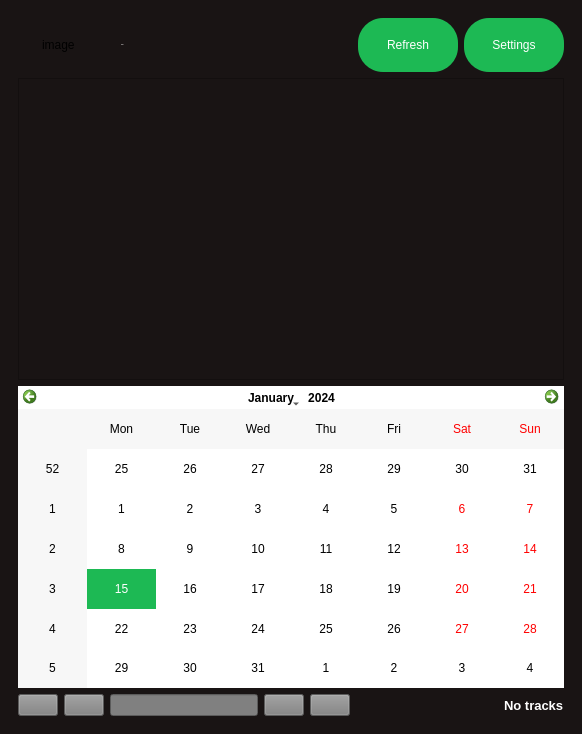
ahmed-debbech/mutak, file mutak/mainwindow.ui: the form before one commit.
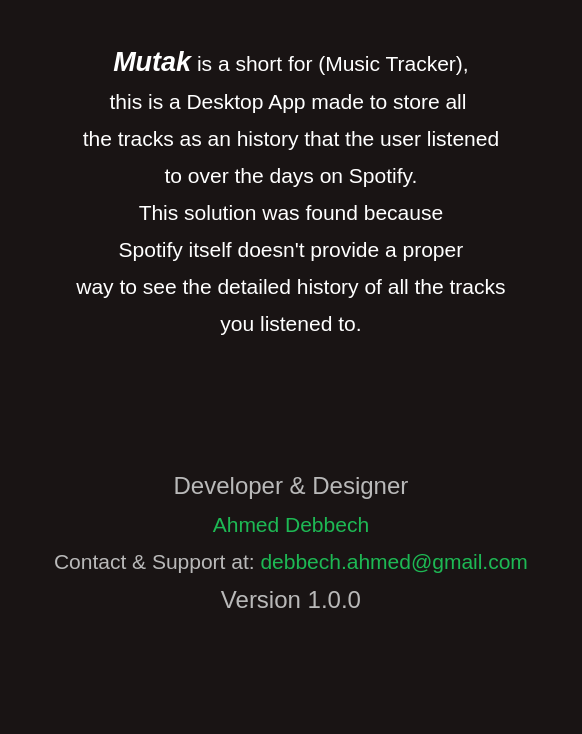
The form after the commit.

Commit message: Add about text and description

```diff
--- a/mutak/mainwindow.ui
+++ b/mutak/mainwindow.ui
@@ -30,7 +30,7 @@
     <item>
      <widget class="QStackedWidget" name="stackedWidget">
       <property name="currentIndex">
-       <number>1</number>
+       <number>3</number>
       </property>
       <widget class="QWidget" name="page">
        <layout class="QVBoxLayout" name="verticalLayout_4">
@@ -667,6 +667,27 @@
         </item>
        </layout>
       </widget>
+      <widget class="QWidget" name="page_4">
+       <layout class="QVBoxLayout" name="verticalLayout_7">
+        <item>
+         <widget class="QLabel" name="description">
+          <property name="text">
+           <string>&lt;html&gt;&lt;head/&gt;&lt;body&gt;&lt;p align=&quot;center&quot;&gt;&lt;span style=&quot; font-size:20pt; font-weight:600; font-style:italic; color:#ffffff;&quot;&gt;Mutak&lt;/span&gt;&lt;span style=&quot; font-size:16pt; color:#ffffff;&quot;&gt; is a short for (Music Tracker),&lt;/span&gt;&lt;/p&gt;&lt;p align=&quot;center&quot;&gt;&lt;span style=&quot; font-size:16pt; color:#ffffff;&quot;&gt;this is a Desktop App made to store all &lt;/span&gt;&lt;/p&gt;&lt;p align=&quot;center&quot;&gt;&lt;span style=&quot; font-size:16pt; color:#ffffff;&quot;&gt;the tracks as an history that the user listened&lt;/span&gt;&lt;/p&gt;&lt;p align=&quot;center&quot;&gt;&lt;span style=&quot; font-size:16pt; color:#ffffff;&quot;&gt;to over the days on Spotify.&lt;/span&gt;&lt;/p&gt;&lt;p align=&quot;center&quot;&gt;&lt;span style=&quot; font-size:16pt; color:#ffffff;&quot;&gt;This solution was found because&lt;/span&gt;&lt;/p&gt;&lt;p align=&quot;center&quot;&gt;&lt;span style=&quot; font-size:16pt; color:#ffffff;&quot;&gt;Spotify itself doesn't provide a proper&lt;/span&gt;&lt;/p&gt;&lt;p align=&quot;center&quot;&gt;&lt;span style=&quot; font-size:16pt; color:#ffffff;&quot;&gt;way to see the detailed history of all the tracks&lt;/span&gt;&lt;/p&gt;&lt;p align=&quot;center&quot;&gt;&lt;span style=&quot; font-size:16pt; color:#ffffff;&quot;&gt;you listened to.&lt;/span&gt;&lt;/p&gt;&lt;/body&gt;&lt;/html&gt;</string>
+          </property>
+         </widget>
+        </item>
+        <item>
+         <widget class="QLabel" name="about">
+          <property name="styleSheet">
+           <string notr="true">font: bold 18pt  '://resources/fonts/Gotham-UltraItalic.otf';</string>
+          </property>
+          <property name="text">
+           <string>&lt;html&gt;&lt;head/&gt;&lt;body&gt;&lt;p align=&quot;center&quot;&gt;&lt;span style=&quot; font-size:18pt; color:#b9b9b9;&quot;&gt;Developer &amp;amp; Designer&lt;/span&gt;&lt;/p&gt;&lt;p align=&quot;center&quot;&gt;&lt;span style=&quot; font-size:16pt; color:#1db954;&quot;&gt;Ahmed Debbech&lt;/span&gt;&lt;/p&gt;&lt;p align=&quot;center&quot;&gt;&lt;span style=&quot; font-size:16pt; color:#b9b9b9;&quot;&gt;Contact &amp;amp; Support at: &lt;/span&gt;&lt;span style=&quot; font-size:16pt; color:#1db954;&quot;&gt;debbech.ahmed@gmail.com&lt;/span&gt;&lt;/p&gt;&lt;p align=&quot;center&quot;&gt;&lt;span style=&quot; font-size:18pt; color:#b9b9b9;&quot;&gt;Version 1.0.0&lt;/span&gt;&lt;/p&gt;&lt;/body&gt;&lt;/html&gt;</string>
+          </property>
+         </widget>
+        </item>
+       </layout>
+      </widget>
      </widget>
     </item>
    </layout>
```
